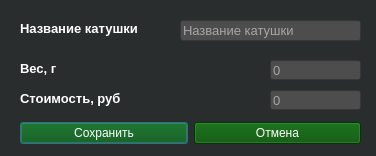
Before: the Qt Designer form src/view/ui/add_plastic.ui in Ranzo/Calc3d_by_Risen, drawn with Qt 5.
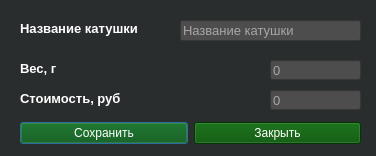
After: the same form once the commit is applied.

The edit to the form file:
```diff
--- a/src/view/ui/add_plastic.ui
+++ b/src/view/ui/add_plastic.ui
@@ -45,7 +45,7 @@
               <string notr="true">background-color: rgb(0, 80, 0);</string>
             </property>
             <property name="text">
-              <string>Отмена</string>
+              <string>Закрыть</string>
             </property>
           </widget>
         </item>
```
